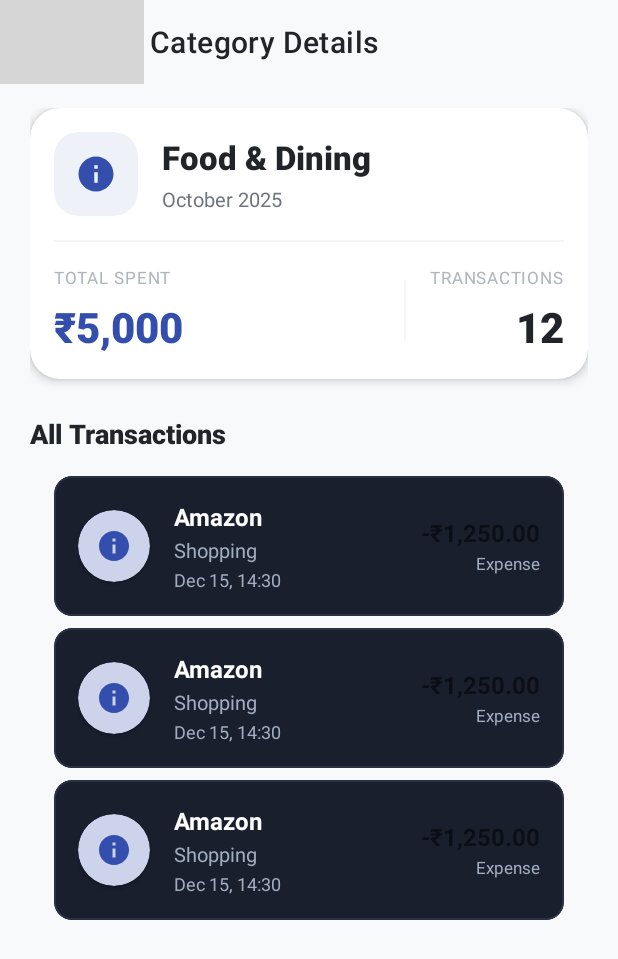
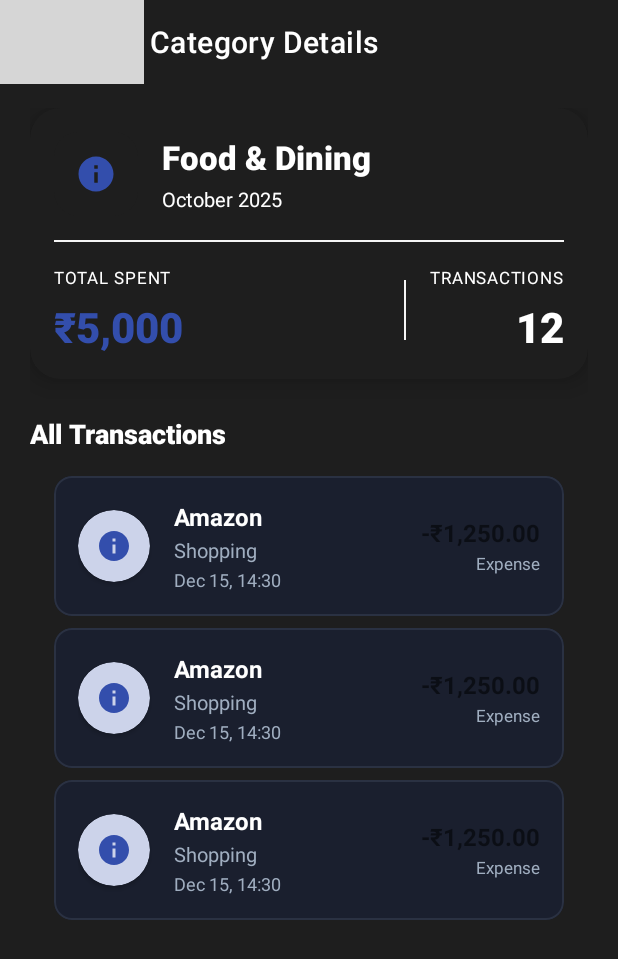
Before and after one commit to Koshpal/Koshpal-Mobile-Android, an Android app built with Jetpack Compose: the layout fragment_category_details.xml on its own in the app's theme, with its tools: preview values and no code run, on a phone screen of 412 x 824 dp. Shown: the top 959 px of the screen. Run offline under Robolectric (Android 15) with nearby library versions, the light colour scheme and no system bars; grey boxes are pictures that could not be loaded.

Commit message:
Bugs Solved

```diff
--- a/app/src/main/java/com/koshpal_android/koshpalapp/ui/home/compose/HomeScreen.kt
+++ b/app/src/main/java/com/koshpal_android/koshpalapp/ui/home/compose/HomeScreen.kt
@@ -208,7 +208,8 @@ fun HomeScreen(
                 transactions = recentTransactions,
                 onTransactionClick = onTransactionClick,
                 currencyFormatter = currencyFormatter,
-                modifier = Modifier.fillMaxWidth()
+                modifier = Modifier
+                    .fillMaxWidth()
             )
         }
 
--- a/app/src/main/java/com/koshpal_android/koshpalapp/ui/reminders/ReminderViewModel.kt
+++ b/app/src/main/java/com/koshpal_android/koshpalapp/ui/reminders/ReminderViewModel.kt
@@ -80,6 +80,7 @@ class ReminderViewModel @Inject constructor(
         viewModelScope.launch {
             try {
                 reminderRepository.insertReminder(reminder)
+                loadStatistics() // Refresh statistics after inserting
                 _uiState.value = _uiState.value.copy(
                     successMessage = "Reminder created successfully!",
                     errorMessage = null
@@ -97,6 +98,7 @@ class ReminderViewModel @Inject constructor(
         viewModelScope.launch {
             try {
                 reminderRepository.updateReminder(reminder)
+                loadStatistics() // Refresh statistics after updating
                 _uiState.value = _uiState.value.copy(
                     successMessage = "Reminder updated successfully!",
                     errorMessage = null
@@ -114,6 +116,7 @@ class ReminderViewModel @Inject constructor(
         viewModelScope.launch {
             try {
                 reminderRepository.deleteReminder(reminder)
+                loadStatistics() // Refresh statistics after deleting
                 _uiState.value = _uiState.value.copy(
                     successMessage = "Reminder deleted successfully!",
                     errorMessage = null
--- a/app/src/main/res/layout/fragment_category_details.xml
+++ b/app/src/main/res/layout/fragment_category_details.xml
@@ -4,14 +4,14 @@
     xmlns:tools="http://schemas.android.com/tools"
     android:layout_width="match_parent"
     android:layout_height="match_parent"
-    android:background="@color/surface_medium">
+    android:background="@color/surface_dark">
 
     <!-- App Bar -->
     <com.google.android.material.appbar.AppBarLayout
         android:id="@+id/appBarLayout"
         android:layout_width="match_parent"
         android:layout_height="wrap_content"
-        android:background="@color/surface_medium"
+        android:background="@color/surface_dark"
         app:elevation="0dp">
 
         <!-- Toolbar -->
@@ -19,11 +19,11 @@
             android:id="@+id/toolbar"
             android:layout_width="match_parent"
             android:layout_height="?attr/actionBarSize"
-            android:background="@color/surface_medium"
+            android:background="@color/surface_dark"
             app:navigationIcon="@drawable/ic_arrow_back"
             app:navigationIconTint="@color/text_primary"
             app:title="Category Details"
-            app:titleTextColor="@color/text_primary"
+            app:titleTextColor="@color/white"
             app:layout_scrollFlags="scroll|enterAlways" />
 
     </com.google.android.material.appbar.AppBarLayout>
@@ -51,8 +51,8 @@
         android:layout_height="wrap_content"
         android:layout_marginBottom="24dp"
         app:cardCornerRadius="20dp"
-        app:cardElevation="4dp"
-        app:cardBackgroundColor="@android:color/white">
+        app:cardElevation="10dp"
+        app:cardBackgroundColor="@color/surface_dark">
 
         <LinearLayout
             android:layout_width="match_parent"
@@ -72,7 +72,7 @@
                     android:layout_height="56dp"
                     app:cardCornerRadius="16dp"
                     app:cardElevation="0dp"
-                    app:cardBackgroundColor="@color/primary_lightest">
+                    app:cardBackgroundColor="@color/surface_dark">
 
                     <ImageView
                         android:id="@+id/ivCategoryIcon"
@@ -96,7 +96,7 @@
                         android:layout_width="wrap_content"
                         android:layout_height="wrap_content"
                         android:text="Food &amp; Dining"
-                        android:textColor="@color/text_primary"
+                        android:textColor="@android:color/white"
                         android:textSize="22sp"
                         android:textStyle="bold"
                         android:fontFamily="sans-serif-medium" />
@@ -107,7 +107,7 @@
                         android:layout_height="wrap_content"
                         android:layout_marginTop="4dp"
                         android:text="October 2025"
-                        android:textColor="@color/text_secondary"
+                        android:textColor="@android:color/white"
                         android:textSize="13sp" />
                 </LinearLayout>
             </LinearLayout>
@@ -135,7 +135,7 @@
                         android:layout_width="wrap_content"
                         android:layout_height="wrap_content"
                         android:text="TOTAL SPENT"
-                        android:textColor="@color/text_tertiary"
+                        android:textColor="@android:color/white"
                         android:textSize="11sp"
                         android:letterSpacing="0.05" />
 
@@ -167,7 +167,7 @@
                         android:layout_width="wrap_content"
                         android:layout_height="wrap_content"
                         android:text="TRANSACTIONS"
-                        android:textColor="@color/text_tertiary"
+                        android:textColor="@android:color/white"
                         android:textSize="11sp"
                         android:letterSpacing="0.05" />
 
@@ -177,7 +177,7 @@
                         android:layout_height="wrap_content"
                         android:layout_marginTop="6dp"
                         android:text="12"
-                        android:textColor="@color/text_primary"
+                        android:textColor="@android:color/white"
                         android:textSize="28sp"
                         android:textStyle="bold"
                         android:fontFamily="sans-serif-medium" />
@@ -192,7 +192,7 @@
         android:layout_width="wrap_content"
         android:layout_height="wrap_content"
         android:text="All Transactions"
-        android:textColor="@color/text_primary"
+        android:textColor="@android:color/white"
         android:textSize="18sp"
         android:textStyle="bold"
         android:fontFamily="sans-serif-medium"
@@ -215,13 +215,13 @@
         android:gravity="center"
         android:orientation="vertical"
         android:visibility="gone"
-        android:padding="32dp"
+        android:padding="322dp"
         android:layout_marginTop="40dp">
 
         <com.google.android.material.card.MaterialCardView
             android:layout_width="100dp"
             android:layout_height="100dp"
-            app:cardBackgroundColor="@color/primary_lightest"
+            app:cardBackgroundColor="@color/surface_medium"
             app:cardCornerRadius="50dp"
             app:cardElevation="0dp"
             android:layout_marginBottom="20dp">
@@ -240,7 +240,7 @@
             android:layout_width="wrap_content"
             android:layout_height="wrap_content"
             android:text="No Transactions"
-            android:textColor="@color/text_primary"
+            android:textColor="@android:color/white"
             android:textSize="18sp"
             android:textStyle="bold"
             android:layout_marginBottom="8dp" />
@@ -249,7 +249,7 @@
             android:layout_width="wrap_content"
             android:layout_height="wrap_content"
             android:text="Transactions in this category\nwill appear here"
-            android:textColor="@color/text_secondary"
+            android:textColor="@android:color/white"
             android:textSize="14sp"
             android:gravity="center"
             android:lineSpacingExtra="4dp"
```
Also changed, not shown: app/src/main/java/com/koshpal_android/koshpalapp/ui/reminders/RemindersListFragment.kt (+7 -1 lines), app/src/main/java/com/koshpal_android/koshpalapp/ui/reminders/compose/RemindersScreen.kt (+10 -3 lines), app/src/main/java/com/koshpal_android/koshpalapp/ui/reminders/compose/SetReminderScreen.kt (+50 -14 lines).
